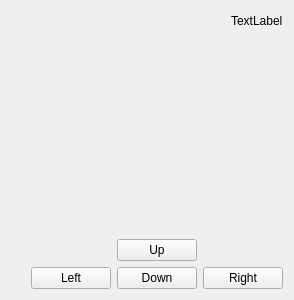
Old version of the form client/clientwindow.ui in the repository Roket132/PectiMazeGame.
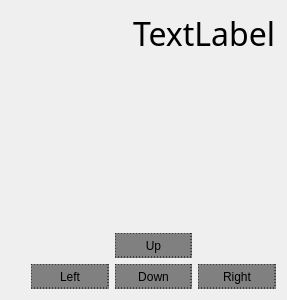
New version of the form.

Patch:
```diff
--- a/client/clientwindow.ui
+++ b/client/clientwindow.ui
@@ -61,6 +61,12 @@
          </item>
          <item>
           <widget class="QLabel" name="scoreLabel">
+           <property name="font">
+            <font>
+             <family>Gadugi</family>
+             <pointsize>24</pointsize>
+            </font>
+           </property>
            <property name="text">
             <string>TextLabel</string>
            </property>
@@ -78,7 +84,12 @@
        <item row="1" column="3">
         <widget class="QPushButton" name="upButton">
          <property name="styleSheet">
-          <string notr="true"/>
+          <string notr="true">  background: gray;
+  border: 1px dashed black;
+  height: 23px;
+  width: 75px;
+
+</string>
          </property>
          <property name="text">
           <string>Up</string>
@@ -91,7 +102,12 @@
           <string>&lt;html&gt;&lt;head/&gt;&lt;body&gt;&lt;pre style=&quot;-qt-paragraph-type:empty; margin-top:0px; margin-bottom:20px; margin-left:0px; margin-right:0px; -qt-block-indent:0; text-indent:0px; line-height:150%; font-family:'Courier New'; background-color:#f5f2f0;&quot;&gt;&lt;br/&gt;&lt;/pre&gt;&lt;/body&gt;&lt;/html&gt;</string>
          </property>
          <property name="styleSheet">
-          <string notr="true"/>
+          <string notr="true">  background: gray;
+  border: 1px dashed black;
+  height: 23px;
+  width: 75px;
+
+</string>
          </property>
          <property name="text">
           <string>Down</string>
@@ -101,7 +117,12 @@
        <item row="2" column="0">
         <widget class="QPushButton" name="leftButton">
          <property name="styleSheet">
-          <string notr="true"/>
+          <string notr="true">  background: gray;
+  border: 1px dashed black;
+  height: 23px;
+  width: 75px;
+
+</string>
          </property>
          <property name="text">
           <string>Left</string>
@@ -123,6 +144,14 @@
        </item>
        <item row="2" column="4">
         <widget class="QPushButton" name="rightButton">
+         <property name="styleSheet">
+          <string notr="true">  background: gray;
+  border: 1px dashed black;
+  height: 23px;
+  width: 75px;
+
+</string>
+         </property>
          <property name="text">
           <string>Right</string>
          </property>
```
